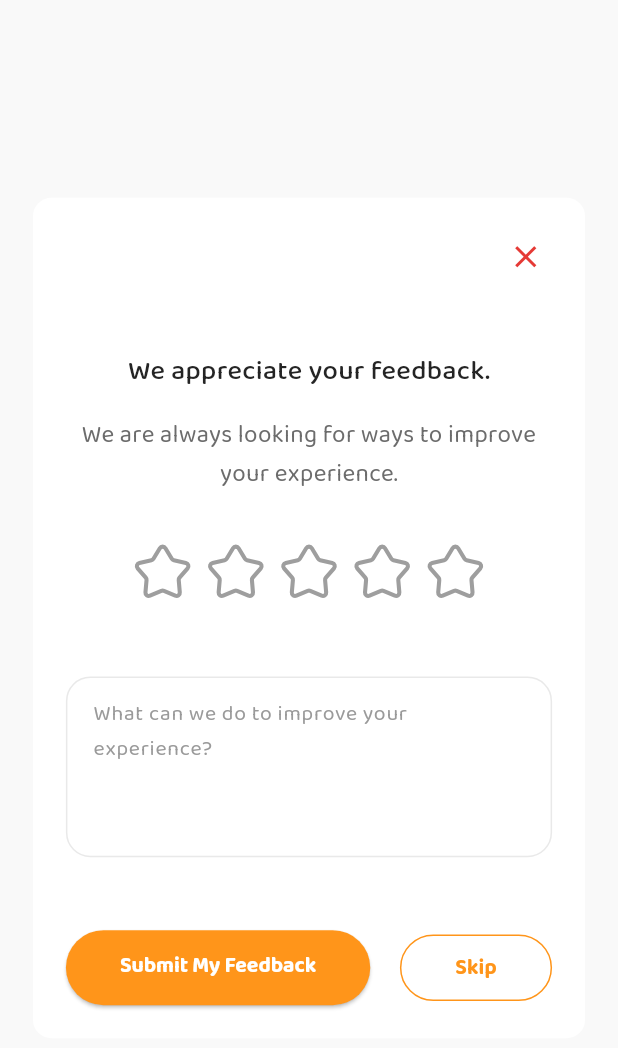
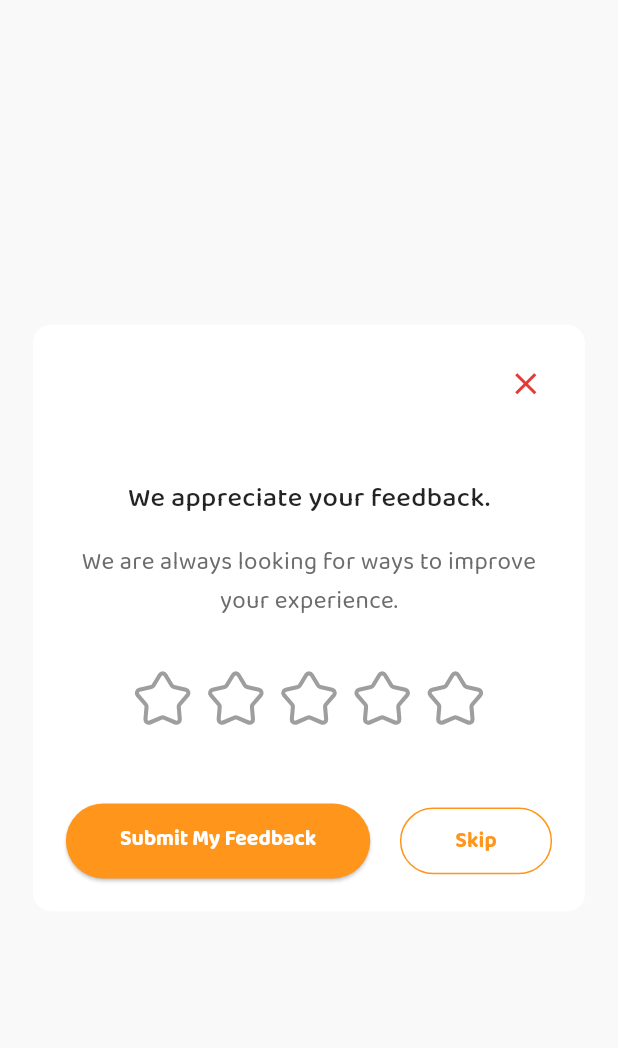
Before and after one commit to EHMilon/cheff_junior, a Flutter app: the FeedbackPopup widget shown alone on an empty page, opened directly with empty values, on a phone screen of 412 x 824 dp. Shown: the top 1048 px of the screen. Run offline on Flutter 3.47's test engine with Material 3 defaults, Android fonts, the light colour scheme and no system bars; drawn by our look-alikes of flutter_rating_bar; our stand-ins replace chewie, connectivity_plus, flutter_screenutil, flutter_svg, get, google_fonts and 8 more; accounts and stored records are empty; network calls fail; project files that could hold a hidden picture were left out.

Commit message:
greething update, ingredient popup nutrition card
Signed-off-by: Milon <ehasanulhaquemilon@gmail.com>

```diff
--- a/lib/core/intl/app_strings.dart
+++ b/lib/core/intl/app_strings.dart
@@ -38,6 +38,9 @@ class AppTranslations extends Translations {
       'server_error': 'Server Error',
       'welcome': 'Welcome',
       'good_morning': 'Good Morning',
+      'good_afternoon': 'Good Afternoon',
+      'good_evening': 'Good Evening',
+      'good_night': 'Good Night',
       'learn_cook_enjoy': 'Learn, Cook & Enjoy!',
       'banner_desc':
           'Explore yummy recipes, unlock new dishes, and become a junior chef one meal at a time',
--- a/lib/shared/widgets/feedback_popup.dart
+++ b/lib/shared/widgets/feedback_popup.dart
@@ -71,8 +71,6 @@ class FeedbackPopup extends StatelessWidget {
         SizedBox(height: 32.h),
         _buildRating(rating),
         SizedBox(height: 48.h),
-        _buildCommentField(commentController),
-        SizedBox(height: 48.h),
         _buildButtons(rating, commentController),
       ],
     );
@@ -126,41 +124,6 @@ class FeedbackPopup extends StatelessWidget {
         },
       );
     });
-  }
-
-  Widget _buildCommentField(TextEditingController controller) {
-    return Container(
-      width: double.infinity,
-      padding: EdgeInsets.all(12.w),
-      decoration: BoxDecoration(
-        color: AppColors.white,
-        border: Border.all(color: const Color(0xFFE9E9E9)),
-        borderRadius: BorderRadius.circular(16.r),
-      ),
-      child: TextField(
-        controller: controller,
-        maxLines: 4,
-        decoration: InputDecoration(
-          hintText: 'What can we do to improve your experience?',
-          hintStyle: GoogleFonts.baloo2(
-            fontSize: 14.sp,
-            fontWeight: FontWeight.w400,
-            color: const Color(0xFF9A9A9A),
-            height: 1.6,
-          ),
-          border: InputBorder.none,
-          enabledBorder: InputBorder.none,
-          focusedBorder: InputBorder.none,
-          contentPadding: EdgeInsets.zero,
-        ),
-        style: GoogleFonts.baloo2(
-          fontSize: 14.sp,
-          fontWeight: FontWeight.w400,
-          color: const Color(0xFF242424),
-          height: 1.6,
-        ),
-      ),
-    );
   }
 
   Widget _buildButtons(RxInt rating, TextEditingController controller) {
--- a/lib/shared/widgets/ingredient_detail_popup.dart
+++ b/lib/shared/widgets/ingredient_detail_popup.dart
@@ -233,7 +233,6 @@ class IngredientDetailPopup extends StatelessWidget {
               overflow: TextOverflow.ellipsis,
             ),
           ),
-          SizedBox(height: 4.h),
           Flexible(
             child: Text(
               nutrient.value,
--- a/lib/views/home/widgets/home_header.dart
+++ b/lib/views/home/widgets/home_header.dart
@@ -9,6 +9,24 @@ import 'package:google_fonts/google_fonts.dart';
 
 class HomeHeader extends StatelessWidget {
   const HomeHeader({super.key});
+
+  /// Returns the appropriate greeting based on the current time of day.
+  /// - Morning: 5 AM to 12 PM (noon)
+  /// - Afternoon: 12 PM to 5 PM
+  /// - Evening: 5 PM to 9 PM
+  /// - Night: 9 PM to 4 AM
+  String _getTimeBasedGreeting() {
+    final hour = DateTime.now().hour;
+    if (hour >= 5 && hour < 12) {
+      return 'good_morning'.tr;
+    } else if (hour >= 12 && hour < 17) {
+      return 'good_afternoon'.tr;
+    } else if (hour >= 17 && hour < 21) {
+      return 'good_evening'.tr;
+    } else {
+      return 'good_night'.tr;
+    }
+  }
 
   @override
   Widget build(BuildContext context) {
@@ -35,7 +53,7 @@ class HomeHeader extends StatelessWidget {
                 ),
               ),
               Text(
-                'good_morning'.tr,
+                _getTimeBasedGreeting(),
                 style: TextStyle(fontSize: 12.sp, color: AppColors.grey200, fontWeight: FontWeight.w400, height: 1.2,)
               ),
             ],
```
